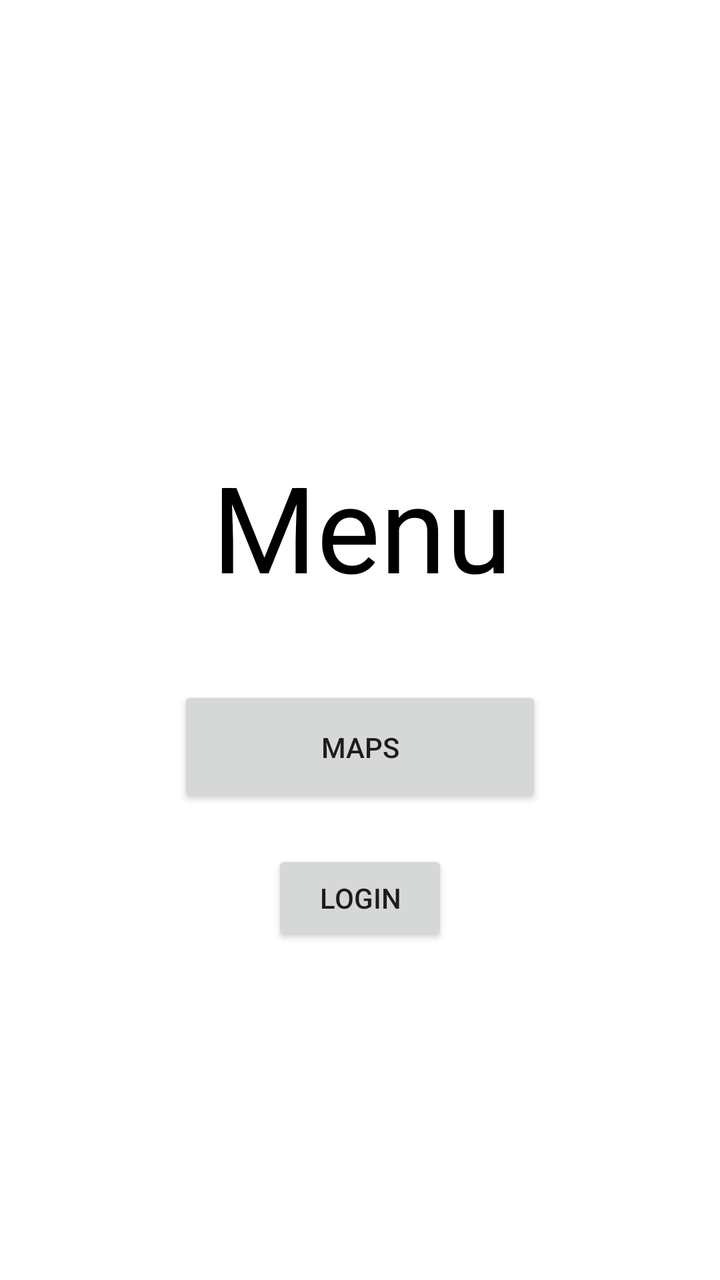
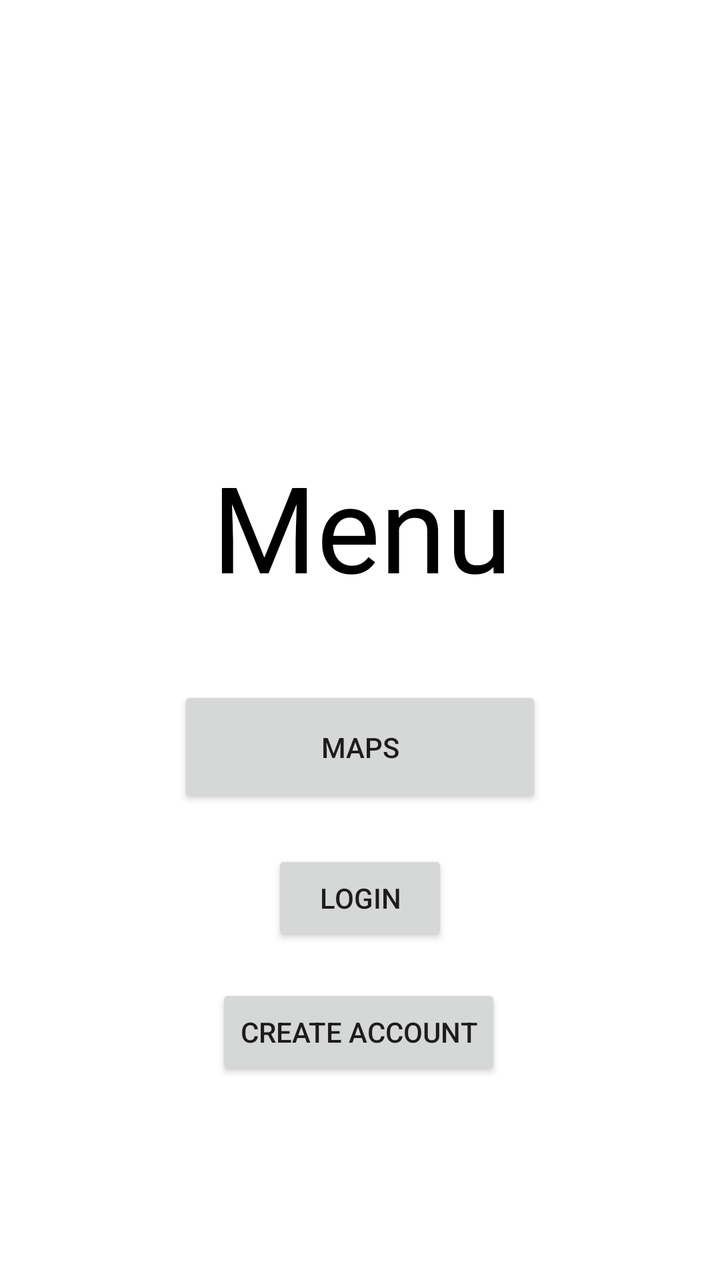

Two renders of the same Android screen: before a commit and after it. Below are the layout's source before the change and the commit's diff.
<!-- AndroidManifest.xml: application theme Theme.MapsAppJava -->
<!-- res/layout/activity_menu.xml -->
<?xml version="1.0" encoding="utf-8"?>
<androidx.constraintlayout.widget.ConstraintLayout xmlns:android="http://schemas.android.com/apk/res/android"
    xmlns:app="http://schemas.android.com/apk/res-auto"
    xmlns:tools="http://schemas.android.com/tools"
    android:id="@+id/toMapsActivity"
    android:layout_width="match_parent"
    android:layout_height="match_parent">

    <TextView
        android:id="@+id/Menu"
        android:layout_width="wrap_content"
        android:layout_height="wrap_content"
        android:layout_marginTop="223dp"
        android:layout_marginEnd="15dp"
        android:layout_marginBottom="40dp"
        android:gravity="center"
        android:text="Menu"
        android:textColor="@color/black"
        android:textSize="60sp"
        app:layout_constraintBottom_toTopOf="@+id/toMapActivity"
        app:layout_constraintEnd_toEndOf="@+id/toMapActivity"
        app:layout_constraintTop_toTopOf="parent" />

    <Button
        android:id="@+id/toMapActivity"
        android:layout_width="182dp"
        android:layout_height="0dp"
        android:layout_marginTop="343dp"
        android:layout_marginBottom="21dp"
        android:onClick="switchToMaps"
        android:text="Maps"
        app:layout_constraintBottom_toTopOf="@+id/login_button"
        app:layout_constraintEnd_toEndOf="parent"
        app:layout_constraintStart_toStartOf="parent"
        app:layout_constraintTop_toTopOf="parent" />

    <Button
        android:id="@+id/login_button"
        android:layout_width="wrap_content"
        android:layout_height="wrap_content"
        android:layout_marginBottom="167dp"
        android:onClick="switchToLogin"
        android:text="login"
        app:layout_constraintBottom_toBottomOf="parent"
        app:layout_constraintEnd_toEndOf="parent"
        app:layout_constraintStart_toStartOf="parent"
        app:layout_constraintTop_toBottomOf="@+id/toMapActivity" />
</androidx.constraintlayout.widget.ConstraintLayout>
<!-- resources referenced by this layout -->
<resources>
  <color name="black">#FF000000</color>
  <style name="Theme.MapsAppJava" parent="Theme.MaterialComponents.DayNight.DarkActionBar">
          
          <item name="colorPrimary">@color/purple_500</item>
          <item name="colorPrimaryVariant">@color/purple_700</item>
          <item name="colorOnPrimary">@color/white</item>
          
          <item name="colorSecondary">@color/teal_200</item>
          <item name="colorSecondaryVariant">@color/teal_700</item>
          <item name="colorOnSecondary">@color/black</item>
          
          <item name="android:statusBarColor">?attr/colorPrimaryVariant</item>
          
      </style>
  <color name="purple_500">#FF6200EE</color>
  <color name="purple_700">#FF3700B3</color>
  <color name="white">#FFFFFFFF</color>
  <color name="teal_200">#FF03DAC5</color>
  <color name="teal_700">#FF018786</color>
</resources>

<!-- the commit's change to res/layout/activity_menu.xml (unified diff, before → after) -->
@@ -1,7 +1,6 @@
 <?xml version="1.0" encoding="utf-8"?>
 <androidx.constraintlayout.widget.ConstraintLayout xmlns:android="http://schemas.android.com/apk/res/android"
     xmlns:app="http://schemas.android.com/apk/res-auto"
-    xmlns:tools="http://schemas.android.com/tools"
     android:id="@+id/toMapsActivity"
     android:layout_width="match_parent"
     android:layout_height="match_parent">
@@ -14,7 +13,7 @@
         android:layout_marginEnd="15dp"
         android:layout_marginBottom="40dp"
         android:gravity="center"
-        android:text="Menu"
+        android:text="@string/menu"
         android:textColor="@color/black"
         android:textSize="60sp"
         app:layout_constraintBottom_toTopOf="@+id/toMapActivity"
@@ -28,7 +27,7 @@
         android:layout_marginTop="343dp"
         android:layout_marginBottom="21dp"
         android:onClick="switchToMaps"
-        android:text="Maps"
+        android:text="@string/maps"
         app:layout_constraintBottom_toTopOf="@+id/login_button"
         app:layout_constraintEnd_toEndOf="parent"
         app:layout_constraintStart_toStartOf="parent"
@@ -40,9 +39,21 @@
         android:layout_height="wrap_content"
         android:layout_marginBottom="167dp"
         android:onClick="switchToLogin"
-        android:text="login"
+        android:text="@string/login"
         app:layout_constraintBottom_toBottomOf="parent"
         app:layout_constraintEnd_toEndOf="parent"
         app:layout_constraintStart_toStartOf="parent"
         app:layout_constraintTop_toBottomOf="@+id/toMapActivity" />
+
+    <Button
+        android:id="@+id/goToCreateAccount"
+        android:layout_width="wrap_content"
+        android:layout_height="wrap_content"
+        android:layout_marginBottom="100dp"
+        android:onClick="switchToCreateAccount"
+        android:text="@string/create_account"
+        app:layout_constraintBottom_toBottomOf="parent"
+        app:layout_constraintEnd_toEndOf="parent"
+        app:layout_constraintHorizontal_bias="0.497"
+        app:layout_constraintStart_toStartOf="parent" />
 </androidx.constraintlayout.widget.ConstraintLayout>
<!-- resource entries referenced after the edit -->
@@ -1,6 +1,10 @@
 <!-- resources referenced by this layout -->
 <resources>
   <color name="black">#FF000000</color>
+  <string name="create_account">Create Account</string>
+  <string name="login">Login</string>
+  <string name="maps">Maps</string>
+  <string name="menu">Menu</string>
   <style name="Theme.MapsAppJava" parent="Theme.MaterialComponents.DayNight.DarkActionBar">
           
           <item name="colorPrimary">@color/purple_500</item>
